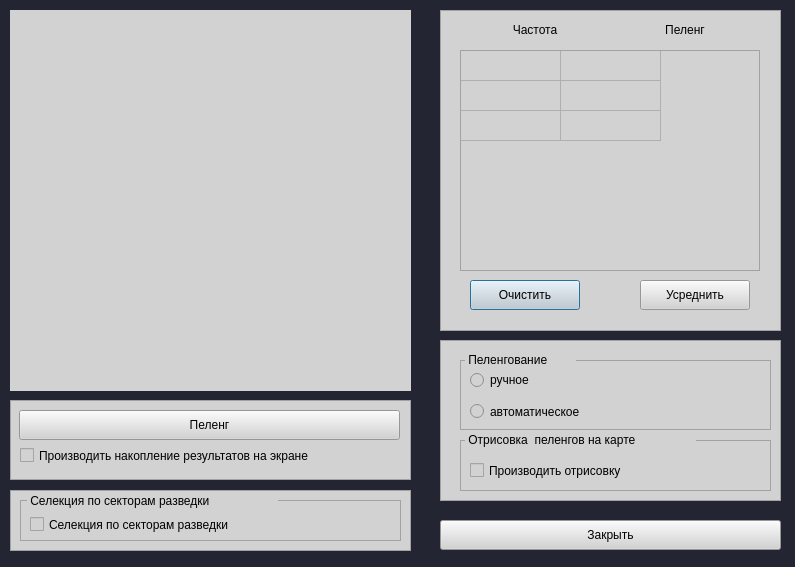
Above: qt/frequencies.ui from Alexey-Nikolaevic-B/pokazuha before the change. Below: the same form after it.
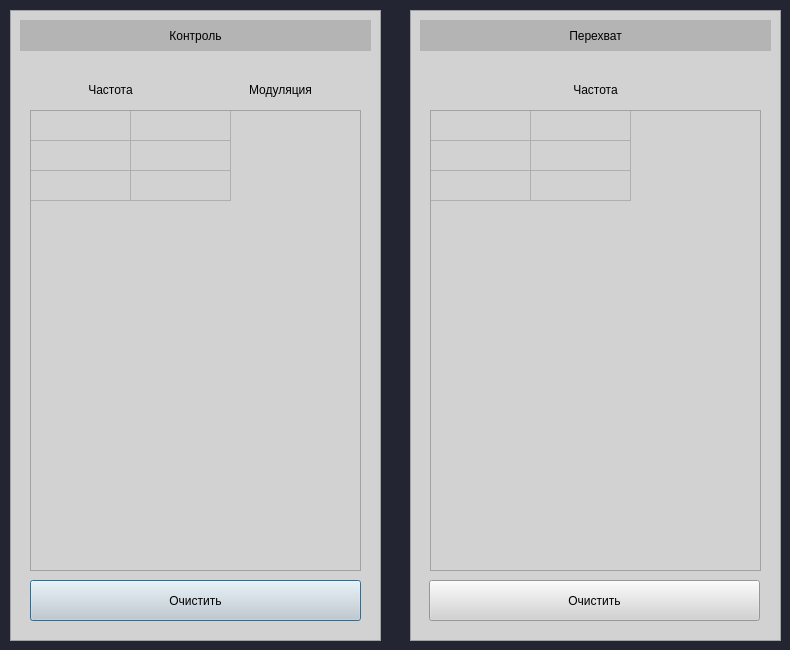
That is the form after the change.

Patch:
```diff
--- a/qt/frequencies.ui
+++ b/qt/frequencies.ui
@@ -6,8 +6,8 @@
    <rect>
     <x>0</x>
     <y>0</y>
-    <width>795</width>
-    <height>567</height>
+    <width>790</width>
+    <height>650</height>
    </rect>
   </property>
   <property name="windowTitle">
@@ -19,10 +19,10 @@
   <widget class="QFrame" name="frame">
    <property name="geometry">
     <rect>
-     <x>440</x>
+     <x>10</x>
      <y>10</y>
-     <width>341</width>
-     <height>321</height>
+     <width>371</width>
+     <height>631</height>
     </rect>
    </property>
    <property name="styleSheet">
@@ -38,9 +38,9 @@
     <property name="geometry">
      <rect>
       <x>20</x>
-      <y>40</y>
-      <width>300</width>
-      <height>221</height>
+      <y>100</y>
+      <width>331</width>
+      <height>461</height>
      </rect>
     </property>
     <attribute name="horizontalHeaderVisible">
@@ -78,35 +78,25 @@
    <widget class="QPushButton" name="btn_clear">
     <property name="geometry">
      <rect>
-      <x>30</x>
-      <y>270</y>
-      <width>110</width>
-      <height>30</height>
+      <x>20</x>
+      <y>570</y>
+      <width>331</width>
+      <height>41</height>
      </rect>
     </property>
+    <property name="styleSheet">
+     <string notr="true">font: 11pt &quot;MS Shell Dlg 2&quot;;</string>
+    </property>
     <property name="text">
      <string>Очистить</string>
     </property>
    </widget>
-   <widget class="QPushButton" name="btn_usr">
-    <property name="geometry">
-     <rect>
-      <x>200</x>
-      <y>270</y>
-      <width>110</width>
-      <height>30</height>
-     </rect>
-    </property>
-    <property name="text">
-     <string>Усреднить</string>
-    </property>
-   </widget>
    <widget class="QLabel" name="label_4">
     <property name="geometry">
      <rect>
       <x>20</x>
-      <y>10</y>
-      <width>150</width>
+      <y>70</y>
+      <width>161</width>
       <height>20</height>
      </rect>
     </property>
@@ -120,14 +110,34 @@
    <widget class="QLabel" name="label_5">
     <property name="geometry">
      <rect>
-      <x>170</x>
-      <y>10</y>
-      <width>150</width>
+      <x>190</x>
+      <y>70</y>
+      <width>161</width>
       <height>20</height>
      </rect>
     </property>
     <property name="text">
-     <string>Пеленг</string>
+     <string>Модуляция</string>
+    </property>
+    <property name="alignment">
+     <set>Qt::AlignCenter</set>
+    </property>
+   </widget>
+   <widget class="QLabel" name="label_8">
+    <property name="geometry">
+     <rect>
+      <x>10</x>
+      <y>10</y>
+      <width>351</width>
+      <height>31</height>
+     </rect>
+    </property>
+    <property name="styleSheet">
+     <string notr="true">background-color: rgb(180, 180, 180);
+font: 15pt &quot;MS Shell Dlg 2&quot;;</string>
+    </property>
+    <property name="text">
+     <string>Контроль</string>
     </property>
     <property name="alignment">
      <set>Qt::AlignCenter</set>
@@ -137,10 +147,10 @@
   <widget class="QFrame" name="frame_2">
    <property name="geometry">
     <rect>
-     <x>440</x>
-     <y>340</y>
-     <width>341</width>
-     <height>161</height>
+     <x>410</x>
+     <y>10</y>
+     <width>371</width>
+     <height>631</height>
     </rect>
    </property>
    <property name="styleSheet">
@@ -152,265 +162,98 @@
    <property name="frameShadow">
     <enum>QFrame::Plain</enum>
    </property>
-   <widget class="QFrame" name="frame_4">
-    <property name="geometry">
-     <rect>
-      <x>20</x>
-      <y>20</y>
-      <width>311</width>
-      <height>70</height>
-     </rect>
-    </property>
-    <property name="frameShape">
-     <enum>QFrame::StyledPanel</enum>
-    </property>
-    <property name="frameShadow">
-     <enum>QFrame::Plain</enum>
-    </property>
-    <widget class="QRadioButton" name="radioButton">
-     <property name="geometry">
-      <rect>
-       <x>10</x>
-       <y>10</y>
-       <width>291</width>
-       <height>20</height>
-      </rect>
-     </property>
-     <property name="text">
-      <string>ручное</string>
-     </property>
-    </widget>
-    <widget class="QRadioButton" name="radioButton_2">
-     <property name="geometry">
-      <rect>
-       <x>10</x>
-       <y>41</y>
-       <width>251</width>
-       <height>21</height>
-      </rect>
-     </property>
-     <property name="text">
-      <string>автоматическое</string>
-     </property>
-    </widget>
-   </widget>
-   <widget class="QLabel" name="label">
-    <property name="geometry">
-     <rect>
-      <x>25</x>
-      <y>12</y>
-      <width>111</width>
-      <height>16</height>
-     </rect>
-    </property>
-    <property name="text">
-     <string> Пеленгование</string>
-    </property>
-    <property name="alignment">
-     <set>Qt::AlignLeading|Qt::AlignLeft|Qt::AlignVCenter</set>
-    </property>
-   </widget>
-   <widget class="QFrame" name="frame_5">
+   <widget class="QTableWidget" name="t_zapret">
     <property name="geometry">
      <rect>
       <x>20</x>
       <y>100</y>
-      <width>311</width>
-      <height>51</height>
+      <width>331</width>
+      <height>461</height>
      </rect>
     </property>
-    <property name="frameShape">
-     <enum>QFrame::StyledPanel</enum>
-    </property>
-    <property name="frameShadow">
-     <enum>QFrame::Plain</enum>
-    </property>
-    <widget class="QCheckBox" name="checkBox_2">
-     <property name="geometry">
-      <rect>
-       <x>10</x>
-       <y>20</y>
-       <width>281</width>
-       <height>21</height>
-      </rect>
+    <attribute name="horizontalHeaderVisible">
+     <bool>false</bool>
+    </attribute>
+    <attribute name="verticalHeaderVisible">
+     <bool>false</bool>
+    </attribute>
+    <row>
+     <property name="text">
+      <string>New Row</string>
      </property>
+    </row>
+    <row>
      <property name="text">
-      <string>Производить отрисовку</string>
+      <string>New Row</string>
      </property>
-    </widget>
+    </row>
+    <row>
+     <property name="text">
+      <string>New Row</string>
+     </property>
+    </row>
+    <column>
+     <property name="text">
+      <string>Частота</string>
+     </property>
+    </column>
+    <column>
+     <property name="text">
+      <string>Характиристика</string>
+     </property>
+    </column>
    </widget>
-   <widget class="QLabel" name="label_2">
+   <widget class="QPushButton" name="btn_clear_2">
     <property name="geometry">
      <rect>
-      <x>25</x>
-      <y>92</y>
-      <width>231</width>
-      <height>16</height>
-     </rect>
-    </property>
-    <property name="text">
-     <string> Отрисовка  пеленгов на карте</string>
-    </property>
-    <property name="alignment">
-     <set>Qt::AlignLeading|Qt::AlignLeft|Qt::AlignVCenter</set>
-    </property>
-   </widget>
-  </widget>
-  <widget class="QPushButton" name="btn_close">
-   <property name="geometry">
-    <rect>
-     <x>440</x>
-     <y>520</y>
-     <width>341</width>
-     <height>30</height>
-    </rect>
-   </property>
-   <property name="styleSheet">
-    <string notr="true">background-color: rgb(210, 210, 210)</string>
-   </property>
-   <property name="text">
-    <string>Закрыть</string>
-   </property>
-  </widget>
-  <widget class="QFrame" name="frame_3">
-   <property name="geometry">
-    <rect>
-     <x>10</x>
-     <y>400</y>
-     <width>401</width>
-     <height>80</height>
-    </rect>
-   </property>
-   <property name="styleSheet">
-    <string notr="true">background-color: rgb(210, 210, 210)</string>
-   </property>
-   <property name="frameShape">
-    <enum>QFrame::StyledPanel</enum>
-   </property>
-   <property name="frameShadow">
-    <enum>QFrame::Plain</enum>
-   </property>
-   <widget class="QPushButton" name="btn_peleng">
-    <property name="geometry">
-     <rect>
-      <x>9</x>
-      <y>10</y>
-      <width>381</width>
-      <height>30</height>
-     </rect>
-    </property>
-    <property name="styleSheet">
-     <string notr="true">font: 15pt &quot;MS Shell Dlg 2&quot;;</string>
-    </property>
-    <property name="text">
-     <string>Пеленг</string>
-    </property>
-   </widget>
-   <widget class="QCheckBox" name="checkBox">
-    <property name="geometry">
-     <rect>
-      <x>10</x>
-      <y>45</y>
-      <width>381</width>
-      <height>21</height>
-     </rect>
-    </property>
-    <property name="text">
-     <string>Производить накопление результатов на экране</string>
-    </property>
-   </widget>
-  </widget>
-  <widget class="QFrame" name="frame_6">
-   <property name="geometry">
-    <rect>
-     <x>10</x>
-     <y>490</y>
-     <width>401</width>
-     <height>61</height>
-    </rect>
-   </property>
-   <property name="styleSheet">
-    <string notr="true">background-color: rgb(210, 210, 210)</string>
-   </property>
-   <property name="frameShape">
-    <enum>QFrame::StyledPanel</enum>
-   </property>
-   <property name="frameShadow">
-    <enum>QFrame::Plain</enum>
-   </property>
-   <widget class="QFrame" name="frame_7">
-    <property name="geometry">
-     <rect>
-      <x>10</x>
-      <y>10</y>
-      <width>381</width>
+      <x>19</x>
+      <y>570</y>
+      <width>331</width>
       <height>41</height>
      </rect>
     </property>
-    <property name="frameShape">
-     <enum>QFrame::StyledPanel</enum>
+    <property name="styleSheet">
+     <string notr="true">font: 11pt &quot;MS Shell Dlg 2&quot;;</string>
     </property>
-    <property name="frameShadow">
-     <enum>QFrame::Plain</enum>
+    <property name="text">
+     <string>Очистить</string>
     </property>
-    <widget class="QCheckBox" name="checkBox_4">
-     <property name="geometry">
-      <rect>
-       <x>10</x>
-       <y>14</y>
-       <width>281</width>
-       <height>21</height>
-      </rect>
-     </property>
-     <property name="text">
-      <string>Селекция по секторам разведки</string>
-     </property>
-    </widget>
    </widget>
-   <widget class="QLabel" name="label_3">
+   <widget class="QLabel" name="label_6">
     <property name="geometry">
      <rect>
-      <x>17</x>
-      <y>1</y>
-      <width>251</width>
+      <x>20</x>
+      <y>70</y>
+      <width>331</width>
       <height>20</height>
      </rect>
     </property>
     <property name="text">
-     <string> Селекция по секторам разведки</string>
+     <string>Частота</string>
     </property>
     <property name="alignment">
-     <set>Qt::AlignLeading|Qt::AlignLeft|Qt::AlignVCenter</set>
+     <set>Qt::AlignCenter</set>
     </property>
    </widget>
-  </widget>
-  <widget class="QFrame" name="frame_8">
-   <property name="geometry">
-    <rect>
-     <x>10</x>
-     <y>10</y>
-     <width>401</width>
-     <height>381</height>
-    </rect>
-   </property>
-   <property name="styleSheet">
-    <string notr="true">background-color: rgb(210, 210, 210)</string>
-   </property>
-   <property name="frameShape">
-    <enum>QFrame::StyledPanel</enum>
-   </property>
-   <property name="frameShadow">
-    <enum>QFrame::Plain</enum>
-   </property>
-   <widget class="QWidget" name="Twidget" native="true">
+   <widget class="QLabel" name="label_7">
     <property name="geometry">
      <rect>
-      <x>0</x>
-      <y>0</y>
-      <width>401</width>
-      <height>381</height>
+      <x>10</x>
+      <y>10</y>
+      <width>351</width>
+      <height>31</height>
      </rect>
     </property>
+    <property name="styleSheet">
+     <string notr="true">background-color: rgb(180, 180, 180);
+font: 15pt &quot;MS Shell Dlg 2&quot;;</string>
+    </property>
+    <property name="text">
+     <string>Перехват</string>
+    </property>
+    <property name="alignment">
+     <set>Qt::AlignCenter</set>
+    </property>
    </widget>
   </widget>
  </widget>
```
Left out of the diff: 4 changed lines with no effect on the pictures.
